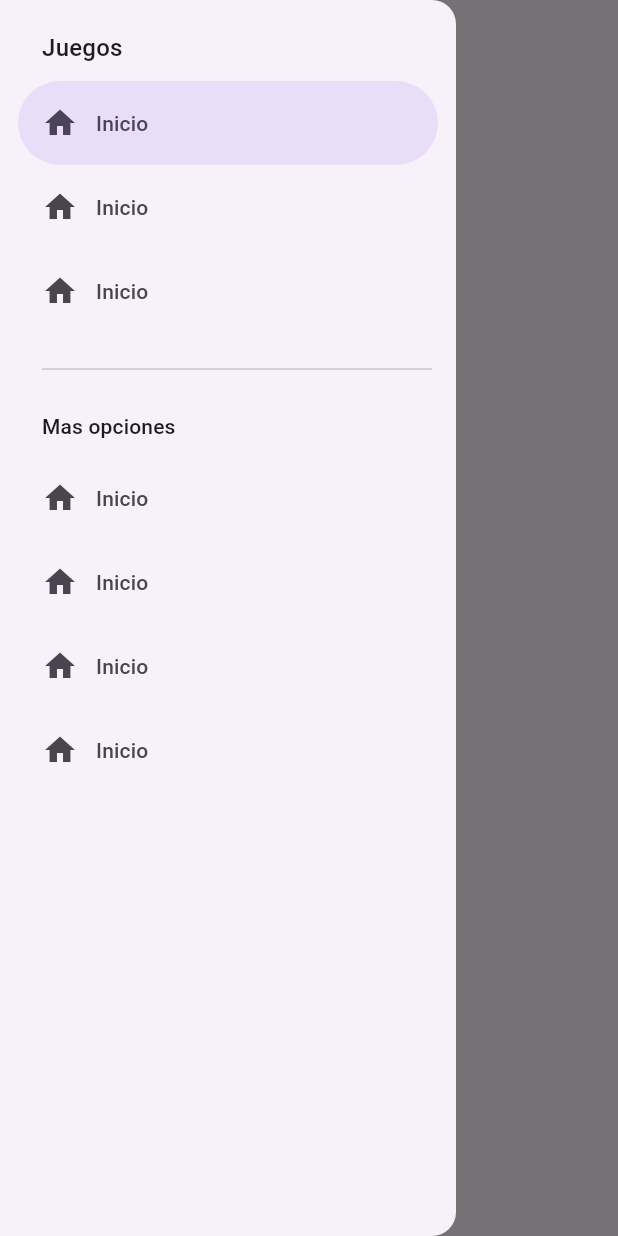
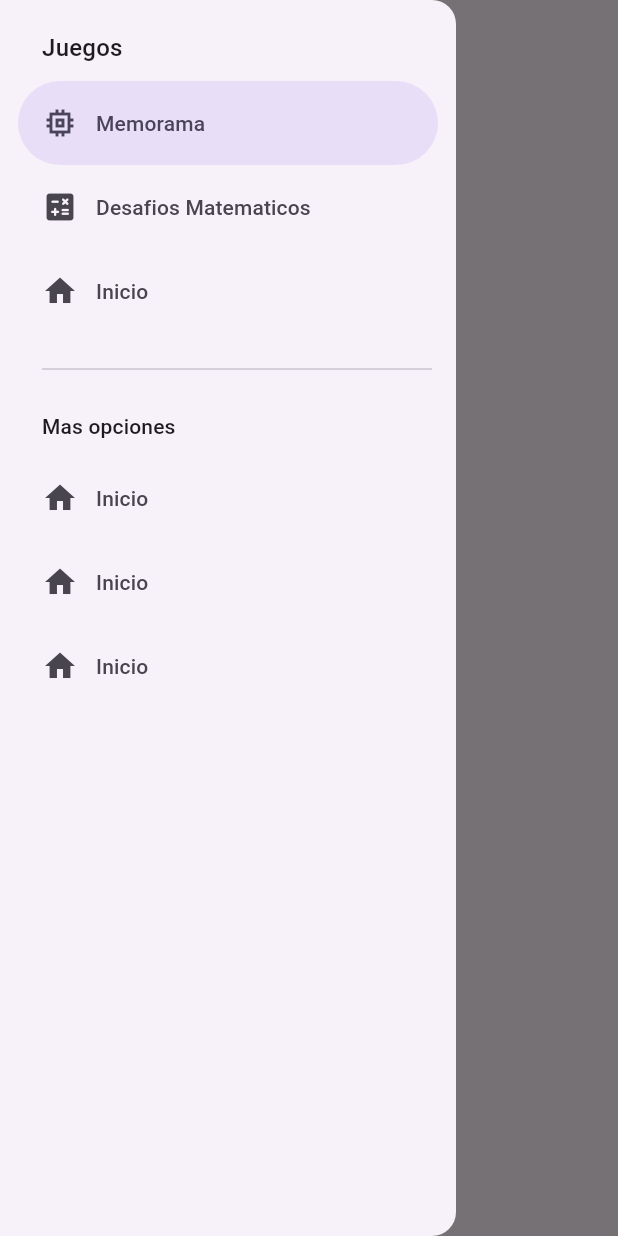
Before and after one commit to Isa-josep/aprendizaje, a Flutter app: the screen it shows after launch, with the side drawer open, on a phone screen of 412 x 824 dp. Run offline on Flutter 3.47's test engine with Material 3 defaults, Android fonts, the phone set to English and light mode, and no system bars; our stand-ins replace flutter_riverpod, go_router.

Commit message:
Menu items

```diff
--- a/lib/config/menu/menu_items.dart
+++ b/lib/config/menu/menu_items.dart
@@ -16,25 +16,25 @@ class MenuItem{
 
 const appMenuItems = <MenuItem>[
 
+  // MenuItem(
+  //   title: 'Inicio',
+  //   subTitle: 'Página principal',
+  //   link: '/home_view',
+  //   icon: Icons.home,
+  // ),
+
   MenuItem(
-    title: 'Inicio',
+    title: 'Memorama',
     subTitle: 'Página principal',
-    link: '/home_view',
-    icon: Icons.home,
+    link: '/m',
+    icon: Icons.memory_sharp,
   ),
 
   MenuItem(
-    title: 'Inicio',
+    title: 'Desafios Matematicos',
     subTitle: 'Página principal',
-    link: '/home_view',
-    icon: Icons.home,
-  ),
-
-  MenuItem(
-    title: 'Inicio',
-    subTitle: 'Página principal',
-    link: '/home_view',
-    icon: Icons.home,
+    link: '/d',
+    icon: Icons.calculate_rounded,
   ),
 
   MenuItem(
```
